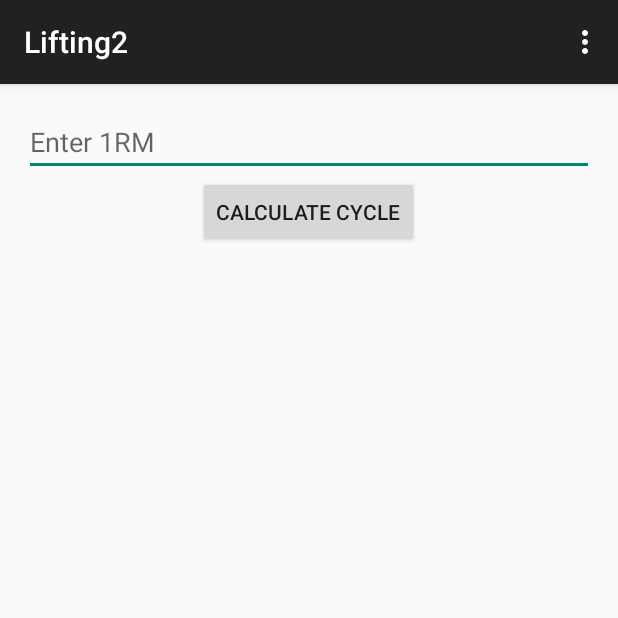
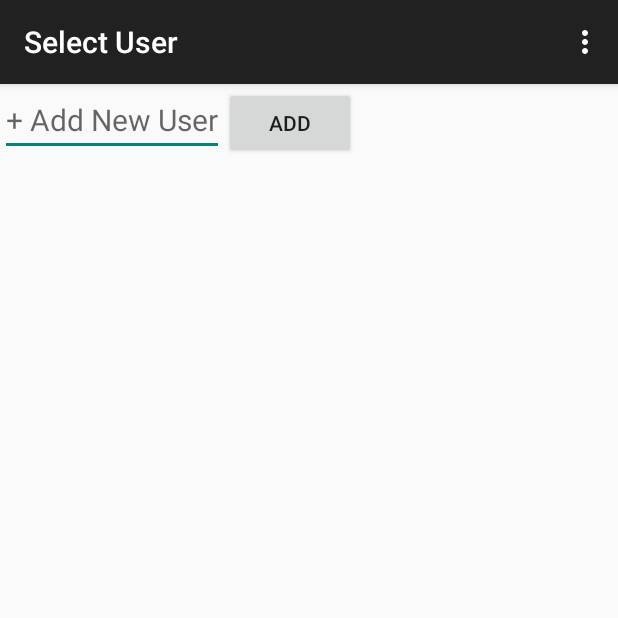
Before and after one commit to darwinswalters/Lifting2, an Android app: the screen it shows after launch (MainActivity before the commit, SelectUserActivity after it), on a phone screen of 412 x 824 dp, the top half of it. Run offline under Robolectric (Android 15) with nearby library versions, the phone set to English and light mode, and no system bars.

Commit message:
Initial activity for selecting and adding users created.

```diff
--- a/Lifting2/app/src/main/java/com/example/walter16/lifting2/MainActivity.java
+++ b/Lifting2/app/src/main/java/com/example/walter16/lifting2/CalculateCycleActivity.java
@@ -1,7 +1,6 @@
 package com.example.walter16.lifting2;
 
 import android.content.Context;
-import android.content.Intent;
 import android.os.AsyncTask;
 import android.support.v7.app.ActionBarActivity;
 import android.os.Bundle;
@@ -12,44 +11,20 @@ import android.widget.ArrayAdapter;
 import android.widget.EditText;
 import android.widget.ListView;
 
-import java.util.ArrayList;
-
 import static com.example.walter16.lifting2.R.id.list_item_cycle_textview;
 
 
-public class MainActivity extends ActionBarActivity {
+public class CalculateCycleActivity extends ActionBarActivity {
 
-    Context context = MainActivity.this;
+    Context context = CalculateCycleActivity.this;
 
     public final static String ONERM_DOUBLE = "com.example.walter16.lifting2.double";
 
     @Override
     protected void onCreate(Bundle savedInstanceState) {
         super.onCreate(savedInstanceState);
-        setContentView(R.layout.activity_main);
+        setContentView(R.layout.activity_calculate_cycle);
 
-//        String[] forecastMockList = { "Today - Sunny - 88/63",
-//                "Tomorrow - Sunny - 88/63",
-//                "7/27 - Sunny - 88/63",
-//                "7/28 - Sunny - 88/63",
-//                "7/29 - Sunny - 88/63",
-//                "7/30 - Sunny - 88/63",
-//                "7/31 - Sunny - 88/63",};
-//
-//        ArrayAdapter<String> cycleAdapter = new ArrayAdapter<String>(this,
-//                R.layout.list_item_cycle, R.id.list_item_cycle_textview, forecastMockList);
-//
-//
-//        ListView cycleListView = (ListView) this.findViewById(R.id.mainCycleListView);
-//        cycleListView.setAdapter(cycleAdapter);
-        //cycleListView.setAdapter(cycleAdapter);
-        //String oneRMString = oneRM.toString();
-
-//        TextView cycleTextView = new TextView(this);
-//        cycleTextView.setTextSize(20);
-//        cycleTextView.setText((CharSequence) cycleList);
-
-        //setContentView(cycleListView);
     }
 
     @Override
@@ -78,40 +53,13 @@ public class MainActivity extends ActionBarActivity {
 
         EditText editText = (EditText) findViewById(R.id.editText);
         Double oneRM = Double.parseDouble(editText.getText().toString());
-//
-//        // Create intent to start new screen
-//        Intent cycleIntent = new Intent(this, CycleDisplayActivity.class);
-//        cycleIntent.putExtra(ONERM_DOUBLE, oneRM);
-//
-//        startActivity(cycleIntent);
-/*
-        String[] forecastMockList = { "Today - Sunny - 88/63",
-                "Tomorrow - Sunny - 88/63",
-                "7/27 - Sunny - 88/63",
-                "7/28 - Sunny - 88/63",
-                "7/29 - Sunny - 88/63",
-                "7/30 - Sunny - 88/63",
-                "7/31 - Sunny - 88/63",};
-
-        ArrayAdapter<String> cycleAdapter = new ArrayAdapter<String>(this,
-                R.layout.list_item_cycle, R.id.list_item_cycle_textview, forecastMockList);
 
 
-        ListView cycleListView = (ListView) this.findViewById(R.id.mainCycleListView);
-        //cycleListView.setAdapter(cycleAdapter);
-        //String oneRMString = oneRM.toString();
-
-//        TextView cycleTextView = new TextView(this);
-//        cycleTextView.setTextSize(20);
-//        cycleTextView.setText((CharSequence) cycleList);
-
-        setContentView(cycleListView);*/
-
-        ForecastAsyncTask forecstAsyncTask = new ForecastAsyncTask();
-        forecstAsyncTask.execute(oneRM);
+        CycleCalculationTask cycleCalculationTask = new CycleCalculationTask();
+        cycleCalculationTask.execute(oneRM);
     }
 
-    protected class ForecastAsyncTask extends AsyncTask<Double,Void,String[]> {
+    protected class CycleCalculationTask extends AsyncTask<Double,Void,String[]> {
 
         @Override
         protected String[] doInBackground(Double...oneRM) {
@@ -134,14 +82,6 @@ public class MainActivity extends ActionBarActivity {
 
             ListView cycleListView = (ListView) findViewById(R.id.mainCycleListView);
             cycleListView.setAdapter(cycleAdapter);
-            //cycleListView.setAdapter(cycleAdapter);
-            //String oneRMString = oneRM.toString();
-
-//        TextView cycleTextView = new TextView(this);
-//        cycleTextView.setTextSize(20);
-//        cycleTextView.setText((CharSequence) cycleList);
-
-            //setContentView(cycleListView);
 
         }
 
--- a/Lifting2/app/src/main/java/com/example/walter16/lifting2/CycleDisplayActivity.java
+++ b/Lifting2/app/src/main/java/com/example/walter16/lifting2/CycleDisplayActivity.java
@@ -7,9 +7,6 @@ import android.view.Menu;
 import android.view.MenuItem;
 import android.widget.ArrayAdapter;
 import android.widget.ListView;
-import android.widget.TextView;
-
-import java.util.ArrayList;
 
 
 public class CycleDisplayActivity extends ActionBarActivity {
@@ -22,7 +19,7 @@ public class CycleDisplayActivity extends ActionBarActivity {
         setContentView(R.layout.activity_cycle_display);
 
         Intent oneRMIntent = getIntent();
-        Double oneRM = oneRMIntent.getDoubleExtra(MainActivity.ONERM_DOUBLE, 0.0);
+        Double oneRM = oneRMIntent.getDoubleExtra(CalculateCycleActivity.ONERM_DOUBLE, 0.0);
 
 //        LiftCalculations liftCalculations = new LiftCalculations();
 //        Double[] liftArray = new Double[12];
--- /dev/null
+++ b/Lifting2/app/src/main/java/com/example/walter16/lifting2/SelectUserActivity.java
@@ -0,0 +1,95 @@
+package com.example.walter16.lifting2;
+
+import android.content.Context;
+import android.os.AsyncTask;
+import android.os.Bundle;
+import android.support.v7.app.AppCompatActivity;
+import android.view.Menu;
+import android.view.MenuItem;
+import android.view.View;
+import android.widget.ArrayAdapter;
+import android.widget.EditText;
+import android.widget.ListView;
+
+import java.util.ArrayList;
+
+public class SelectUserActivity extends AppCompatActivity {
+
+    private ArrayList<String> userStringList;
+
+    private ArrayAdapter<String> userListViewAdapter;
+
+    private Context selectUserActivityContext;
+
+
+    @Override
+    protected void onCreate(Bundle savedInstanceState) {
+        super.onCreate(savedInstanceState);
+        setContentView(R.layout.activity_select_user);
+
+        // initialize the list
+        userStringList = new ArrayList<String>();
+        selectUserActivityContext = SelectUserActivity.this;
+
+    }
+
+    @Override
+    public boolean onCreateOptionsMenu(Menu menu) {
+        // Inflate the menu; this adds items to the action bar if it is present.
+        getMenuInflater().inflate(R.menu.menu_select_user, menu);
+        return true;
+    }
+
+    @Override
+    public boolean onOptionsItemSelected(MenuItem item) {
+        // Handle action bar item clicks here. The action bar will
+        // automatically handle clicks on the Home/Up button, so long
+        // as you specify a parent activity in AndroidManifest.xml.
+        int id = item.getItemId();
+
+        //noinspection SimplifiableIfStatement
+        if (id == R.id.action_settings) {
+            return true;
+        }
+
+        return super.onOptionsItemSelected(item);
+    }
+
+    // Adds new user to the list
+    public void addNewUser(View view){
+
+
+        EditText newUserEditText = (EditText) findViewById(R.id.new_user_edit_text);
+        String newUser = newUserEditText.getText().toString();
+        // ADD FUNCTIONALITY TO REMIND USER THAT FIELD IS BLANK IF BLANK
+        UpdateUserListTask updateUserListTask = new UpdateUserListTask();
+        updateUserListTask.execute(newUser);
+    }
+
+    protected class UpdateUserListTask extends AsyncTask<String, Void, ArrayList<String>> {
+
+        // add user to the app.  This includes:
+//           1. adding name to list
+//           2. adding data structure to hold user data
+        @Override
+        protected ArrayList<String> doInBackground(String...newUser) {
+
+            // update list
+            userStringList.add(newUser[0]);
+            return userStringList;
+        }
+
+        @Override
+        protected void onPostExecute(ArrayList<String> result){
+            // update the listview
+            userListViewAdapter = new ArrayAdapter<String>(selectUserActivityContext,
+                    R.layout.list_item_select_user, R.id.user_name_text, result);
+
+            //userListViewAdapter.add(result);
+
+            ListView userListView = (ListView) findViewById(R.id.user_listview);
+            userListView.setAdapter(userListViewAdapter);
+
+        }
+    }
+}
--- /dev/null
+++ b/Lifting2/app/src/main/res/layout/activity_select_user.xml
@@ -0,0 +1,32 @@
+<?xml version="1.0" encoding="utf-8"?>
+<LinearLayout xmlns:android="http://schemas.android.com/apk/res/android"
+    android:orientation="vertical" android:layout_width="match_parent"
+    android:layout_height="match_parent">
+
+    <ListView
+        android:layout_width="match_parent"
+        android:layout_height="wrap_content"
+        android:id="@+id/user_listview"/>
+
+    <LinearLayout
+        android:orientation="horizontal"
+        android:layout_width="match_parent"
+        android:layout_height="match_parent">
+
+        <EditText
+            android:layout_width="wrap_content"
+            android:layout_height="wrap_content"
+            android:hint="@string/add_new_user"
+            android:id="@+id/new_user_edit_text"
+            android:textSize="20dp" />
+
+        <Button
+            android:layout_width="wrap_content"
+            android:layout_height="wrap_content"
+            android:onClick="addNewUser"
+            android:text="@string/add_user_button_text" />
+
+
+    </LinearLayout>
+
+</LinearLayout>
--- /dev/null
+++ b/Lifting2/app/src/main/res/menu/menu_select_user.xml
@@ -0,0 +1,7 @@
+<menu xmlns:android="http://schemas.android.com/apk/res/android"
+    xmlns:app="http://schemas.android.com/apk/res-auto"
+    xmlns:tools="http://schemas.android.com/tools"
+    tools:context="com.example.walter16.lifting2.SelectUserActivity">
+    <item android:id="@+id/action_settings" android:title="@string/action_settings"
+        android:orderInCategory="100" app:showAsAction="never" />
+</menu>
--- a/Lifting2/app/src/main/res/values/strings.xml
+++ b/Lifting2/app/src/main/res/values/strings.xml
@@ -5,4 +5,9 @@
     <string name="action_settings">Settings</string>
     <string name="calculate">Calculate Cycle</string>
     <string name="title_activity_cycle_display">CycleDisplayActivity</string>
+    <string name="title_activity_select_user">SelectUserActivity</string>
+    <string name="title_activity_calculate_cycle">CalculateCycleActivity</string>
+    <string name="add_new_user">+ Add New User</string>
+    <string name="add_user_button_text">Add</string>
+    <string name="select_user">Select User</string>
 </resources>
```
Also changed, not shown: Lifting2/app/src/main/AndroidManifest.xml (+6 -2 lines), Lifting2/app/src/main/res/layout/list_item_select_user.xml (added, +14 -0 lines), Lifting2/app/src/main/res/layout/activity_calculate_cycle.xml (renamed from Lifting2/app/src/main/res/layout/activity_main.xml), 2 other files.
